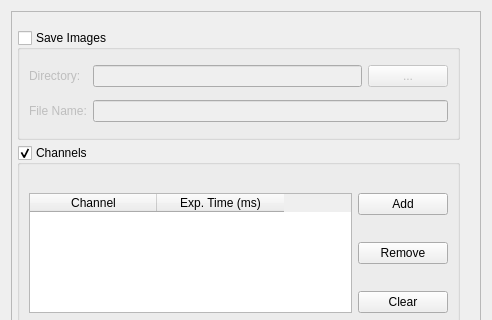
First picture: the form in micromanager_gui/_ui/multid_gui.ui, repository pymmcore-plus/napari-micromanager, before the edit; both pictures show x 0 to 492 and y 0 to 320 of the 492 by 747 pixel window.
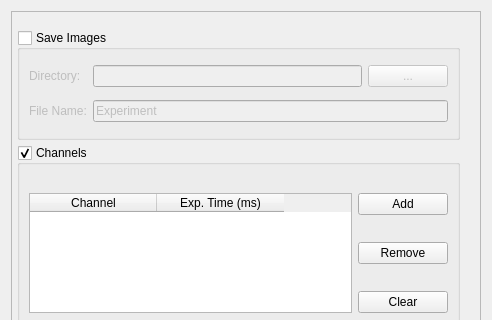
Second picture: the form after the edit.

```diff
--- a/micromanager_gui/_ui/multid_gui.ui
+++ b/micromanager_gui/_ui/multid_gui.ui
@@ -39,8 +39,8 @@
        <rect>
         <x>0</x>
         <y>0</y>
-        <width>478</width>
-        <height>656</height>
+        <width>470</width>
+        <height>677</height>
        </rect>
       </property>
       <layout class="QGridLayout" name="gridLayout_6">
@@ -115,7 +115,11 @@
            </widget>
           </item>
           <item row="1" column="1" colspan="2">
-           <widget class="QLineEdit" name="fname_lineEdit"/>
+           <widget class="QLineEdit" name="fname_lineEdit">
+            <property name="text">
+             <string>Experiment</string>
+            </property>
+           </widget>
           </item>
          </layout>
         </widget>
```
